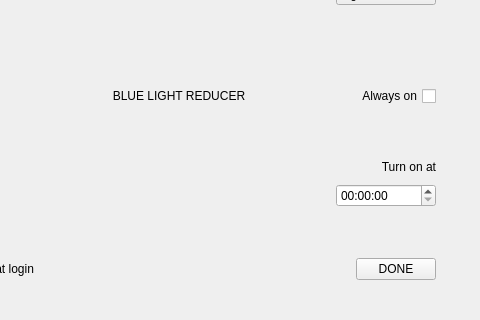
Before: the Qt Designer form blynk/blynkwindow.ui in flegall2014/Blynk, drawn with Qt 5; both pictures show x 135 to 615 and y 295 to 615 of the 615 by 615 pixel window.
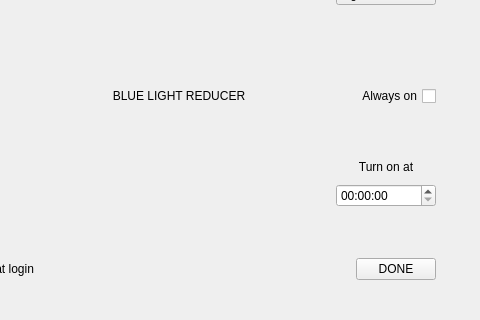
After: the same form once the commit is applied. Icons and pictures are not drawn. Custom widgets are drawn as their Qt base class.

```diff
--- a/blynk/blynkwindow.ui
+++ b/blynk/blynkwindow.ui
@@ -573,7 +573,7 @@
         <string>Turn on at</string>
        </property>
        <property name="alignment">
-        <set>Qt::AlignRight|Qt::AlignTrailing|Qt::AlignVCenter</set>
+        <set>Qt::AlignCenter</set>
        </property>
       </widget>
      </item>
```
